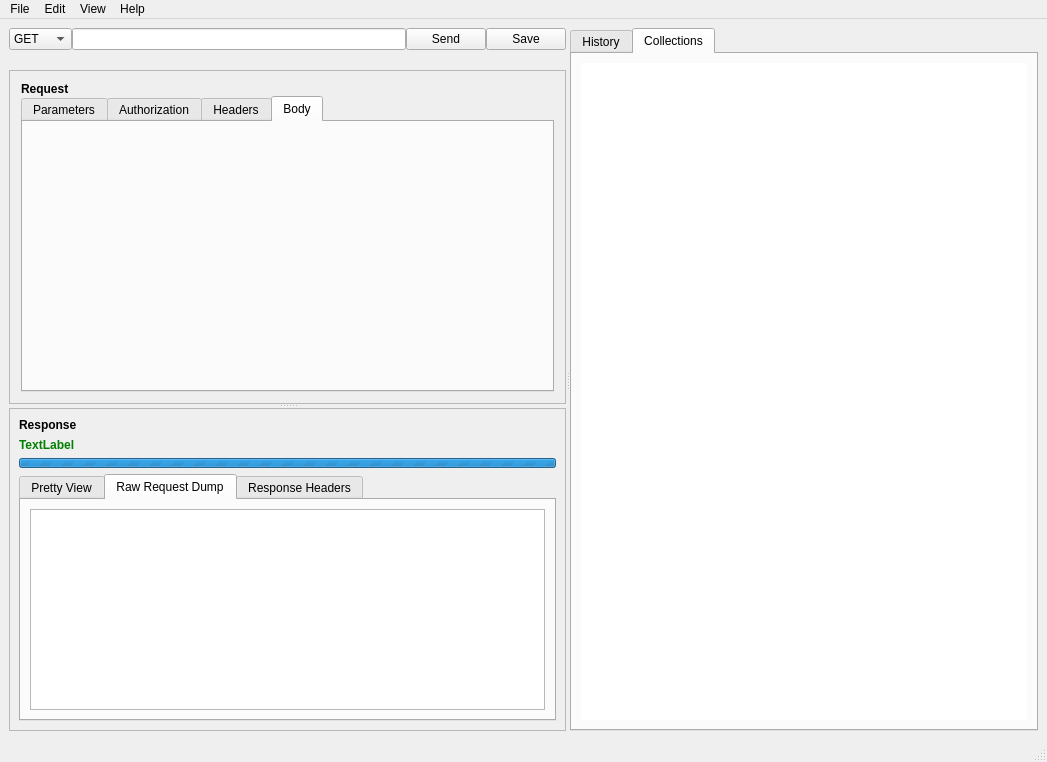
First picture: the form in src/main/python/ui/rester.ui, repository schartz/rester, before the edit.
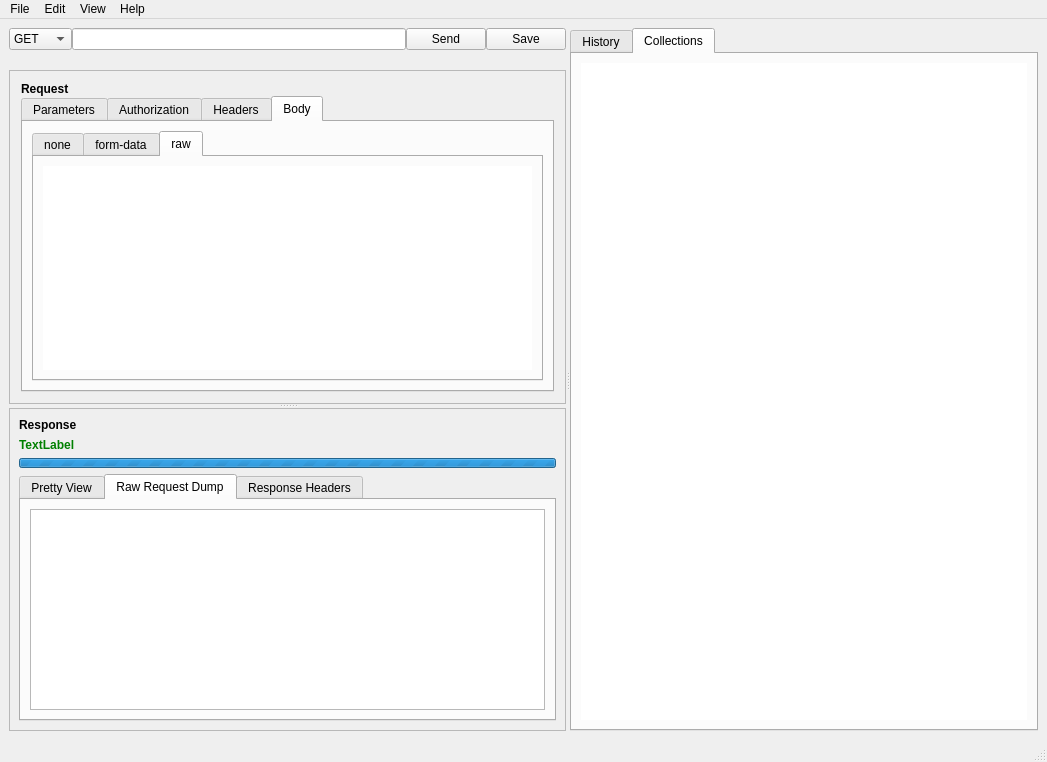
Second picture: the form after the edit. The open tabs and pages were chosen to show the change.

Commit message: Add minimal ui for adding parameters, body to request

```diff
--- a/src/main/python/ui/rester.ui
+++ b/src/main/python/ui/rester.ui
@@ -316,6 +316,39 @@
                   <attribute name="title">
                    <string>Body</string>
                   </attribute>
+                  <layout class="QGridLayout" name="gridLayout_12">
+                   <item row="0" column="0">
+                    <widget class="QTabWidget" name="tabWidget">
+                     <property name="currentIndex">
+                      <number>2</number>
+                     </property>
+                     <widget class="QWidget" name="tab_5">
+                      <attribute name="title">
+                       <string>none</string>
+                      </attribute>
+                     </widget>
+                     <widget class="QWidget" name="tab_6">
+                      <attribute name="title">
+                       <string>form-data</string>
+                      </attribute>
+                     </widget>
+                     <widget class="QWidget" name="tab_8">
+                      <attribute name="title">
+                       <string>raw</string>
+                      </attribute>
+                      <layout class="QGridLayout" name="gridLayout_13">
+                       <item row="0" column="0">
+                        <widget class="QTextEdit" name="textEdit">
+                         <property name="frameShape">
+                          <enum>QFrame::NoFrame</enum>
+                         </property>
+                        </widget>
+                       </item>
+                      </layout>
+                     </widget>
+                    </widget>
+                   </item>
+                  </layout>
                  </widget>
                 </widget>
                </item>
```
Left out of the diff: 13 changed lines with no effect on the pictures. The commit also changes 2 other files.
